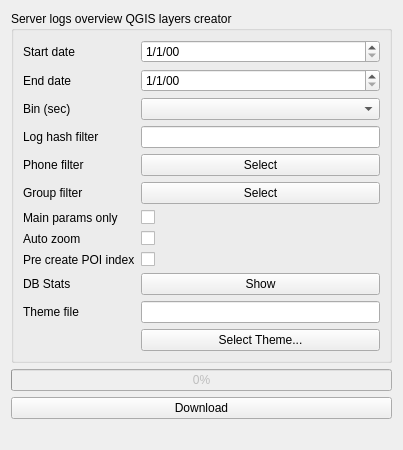
This is Azenqos/server_overview_widget.ui in meritechsolutions/azenqos_qgis_plugin as Qt 5 draws it before an edit. The edited form follows.
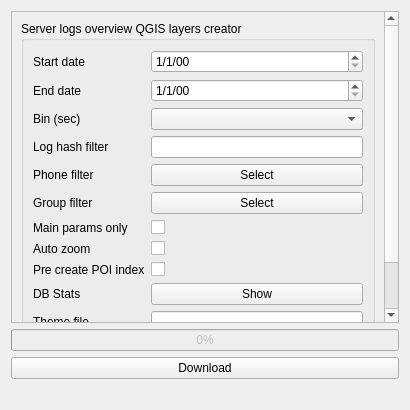
This is the edited form.

Commit message: add scroll area

Patch:
```diff
--- a/Azenqos/server_overview_widget.ui
+++ b/Azenqos/server_overview_widget.ui
@@ -6,8 +6,8 @@
    <rect>
     <x>0</x>
     <y>0</y>
-    <width>403</width>
-    <height>401</height>
+    <width>410</width>
+    <height>410</height>
    </rect>
   </property>
   <property name="sizePolicy">
@@ -21,11 +21,32 @@
   </property>
   <layout class="QVBoxLayout" name="verticalLayout_3">
    <item>
+    <widget class="QScrollArea" name="scrollArea">
+     <property name="widgetResizable">
+      <bool>true</bool>
+     </property>
+     <widget class="QWidget" name="scrollAreaWidgetContents_4">
+      <property name="geometry">
+       <rect>
+        <x>0</x>
+        <y>0</y>
+        <width>396</width>
+        <height>339</height>
+       </rect>
+      </property>
+      <property name="sizePolicy">
+       <sizepolicy hsizetype="Expanding" vsizetype="Preferred">
+        <horstretch>0</horstretch>
+        <verstretch>0</verstretch>
+       </sizepolicy>
+      </property>
+      <layout class="QVBoxLayout" name="verticalLayout_2">
+       <item>
     <widget class="QGroupBox" name="groupBox">
      <property name="title">
       <string>Server logs overview QGIS layers creator</string>
      </property>
-     <layout class="QVBoxLayout" name="verticalLayout_2">
+         <layout class="QVBoxLayout" name="verticalLayout">
       <item>
        <layout class="QFormLayout" name="formLayout">
         <item row="0" column="0">
@@ -187,6 +208,10 @@
        </layout>
       </item>
      </layout>
+        </widget>
+       </item>
+      </layout>
+     </widget>
     </widget>
    </item>
    <item>
```
Lines whose indentation alone changed are shown as unchanged. The commit also changes 1 other file.
